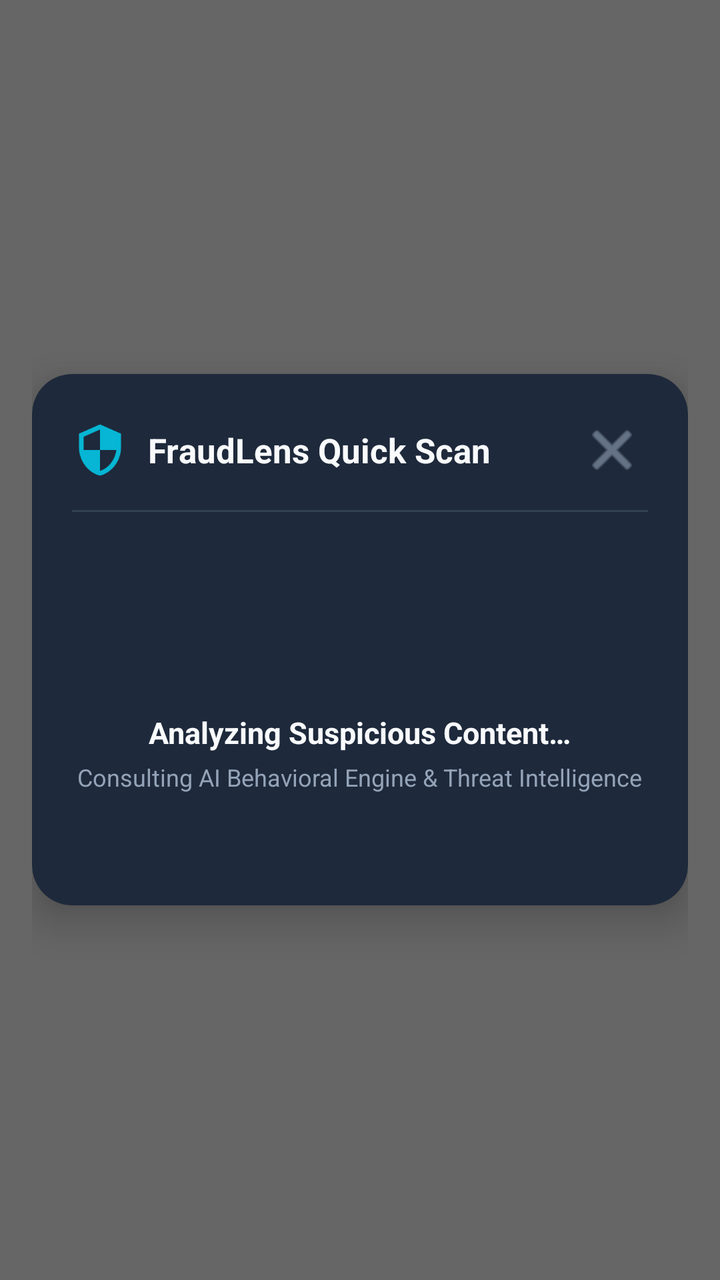
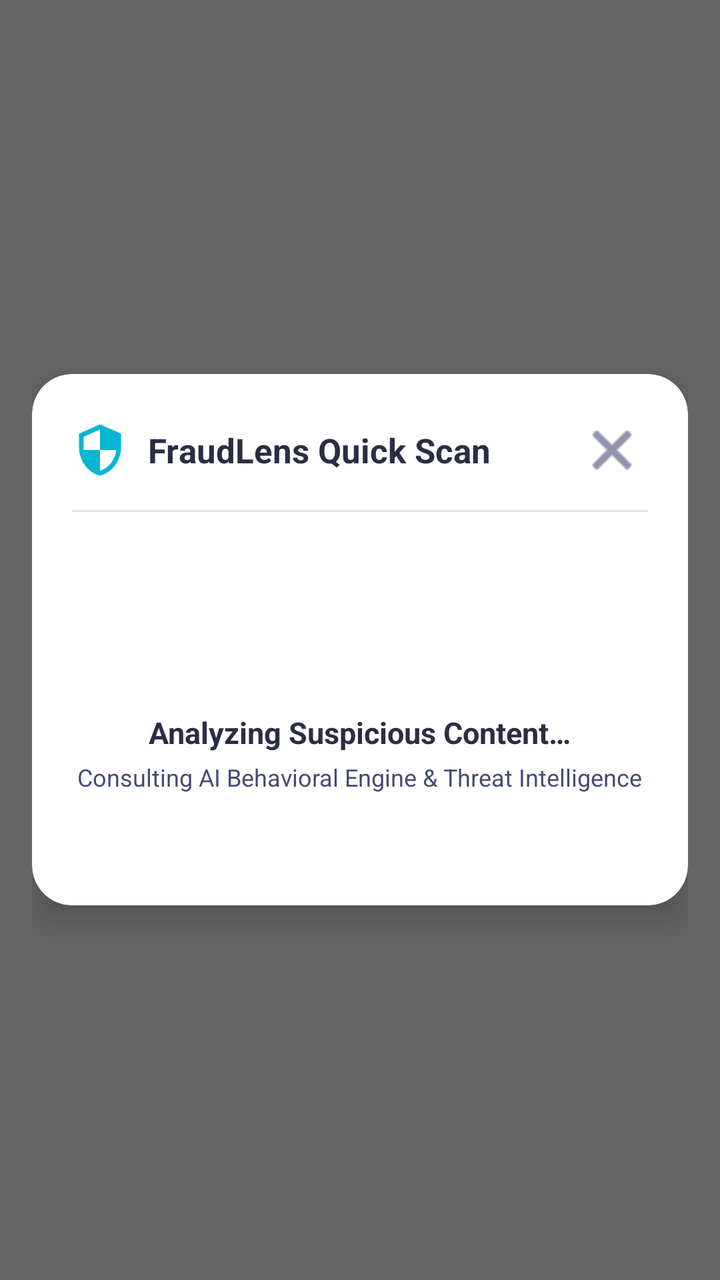

Screens rendered from an Android XML layout before and after an edit, with the pre-edit source and the edit as a unified diff.
<!-- AndroidManifest.xml: activity theme Theme.ScamShield.Dialog -->
<!-- res/layout/activity_quick_scan.xml -->
<?xml version="1.0" encoding="utf-8"?>
<FrameLayout xmlns:android="http://schemas.android.com/apk/res/android"
    xmlns:app="http://schemas.android.com/apk/res-auto"
    android:layout_width="match_parent"
    android:layout_height="match_parent"
    android:background="#99000000"
    android:padding="16dp">

    <androidx.cardview.widget.CardView
        android:layout_width="match_parent"
        android:layout_height="wrap_content"
        android:layout_gravity="center"
        app:cardBackgroundColor="@color/surface_card"
        app:cardCornerRadius="20dp"
        app:cardElevation="12dp">

        <LinearLayout
            android:layout_width="match_parent"
            android:layout_height="wrap_content"
            android:orientation="vertical"
            android:padding="20dp">

            
            <LinearLayout
                android:layout_width="match_parent"
                android:layout_height="wrap_content"
                android:gravity="center_vertical"
                android:orientation="horizontal">

                <ImageView
                    android:layout_width="28dp"
                    android:layout_height="28dp"
                    android:contentDescription="@string/app_name"
                    android:src="@drawable/ic_shield" />

                <TextView
                    android:layout_width="0dp"
                    android:layout_height="wrap_content"
                    android:layout_marginStart="10dp"
                    android:layout_weight="1"
                    android:text="FraudLens Quick Scan"
                    android:textColor="@color/text_primary"
                    android:textSize="17sp"
                    android:textStyle="bold" />

                <ImageButton
                    android:id="@+id/btnClose"
                    android:layout_width="36dp"
                    android:layout_height="36dp"
                    android:background="?attr/selectableItemBackgroundBorderless"
                    android:contentDescription="@string/dismiss"
                    android:src="@android:drawable/ic_menu_close_clear_cancel"
                    app:tint="@color/text_secondary" />
            </LinearLayout>

            <View
                android:layout_width="match_parent"
                android:layout_height="1dp"
                android:layout_marginTop="12dp"
                android:background="@color/surface_card_border" />

            
            <LinearLayout
                android:id="@+id/layoutLoading"
                android:layout_width="match_parent"
                android:layout_height="wrap_content"
                android:gravity="center"
                android:orientation="vertical"
                android:paddingVertical="36dp"
                android:visibility="visible">

                <ProgressBar
                    android:layout_width="48dp"
                    android:layout_height="48dp"
                    android:indeterminateTint="@color/primary" />

                <TextView
                    android:id="@+id/tvScanningTitle"
                    android:layout_width="wrap_content"
                    android:layout_height="wrap_content"
                    android:layout_marginTop="16dp"
                    android:text="@string/scanning_title"
                    android:textColor="@color/text_primary"
                    android:textSize="15sp"
                    android:textStyle="bold" />

                <TextView
                    android:layout_width="wrap_content"
                    android:layout_height="wrap_content"
                    android:layout_marginTop="4dp"
                    android:text="@string/scanning_detail"
                    android:textColor="@color/text_secondary"
                    android:textSize="12sp" />
            </LinearLayout>

            
            <LinearLayout
                android:id="@+id/layoutError"
                android:layout_width="match_parent"
                android:layout_height="wrap_content"
                android:gravity="center"
                android:orientation="vertical"
                android:paddingVertical="24dp"
                android:visibility="gone">

                <TextView
                    android:id="@+id/tvErrorMessage"
                    android:layout_width="match_parent"
                    android:layout_height="wrap_content"
                    android:gravity="center"
                    android:lineSpacingExtra="3dp"
                    android:text="@string/backend_status_unreachable"
                    android:textColor="@color/risk_critical"
                    android:textSize="14sp"
                    android:textStyle="bold" />

                <TextView
                    android:id="@+id/tvErrorDetail"
                    android:layout_width="match_parent"
                    android:layout_height="wrap_content"
                    android:layout_marginTop="6dp"
                    android:gravity="center"
                    android:textColor="@color/text_secondary"
                    android:textSize="12sp" />

                <LinearLayout
                    android:layout_width="match_parent"
                    android:layout_height="wrap_content"
                    android:layout_marginTop="20dp"
                    android:orientation="horizontal">

                    <com.google.android.material.button.MaterialButton
                        android:id="@+id/btnErrorDismiss"
                        style="@style/Widget.MaterialComponents.Button.TextButton"
                        android:layout_width="0dp"
                        android:layout_height="wrap_content"
                        android:layout_weight="1"
                        android:text="@string/dismiss"
                        android:textColor="@color/text_secondary" />

                    <com.google.android.material.button.MaterialButton
                        android:id="@+id/btnTryAgain"
                        android:layout_width="0dp"
                        android:layout_height="wrap_content"
                        android:layout_marginStart="8dp"
                        android:layout_weight="1"
                        android:backgroundTint="@color/primary"
                        android:text="@string/try_again"
                        android:textColor="@color/on_primary" />
                </LinearLayout>
            </LinearLayout>

            
            <LinearLayout
                android:id="@+id/layoutResult"
                android:layout_width="match_parent"
                android:layout_height="wrap_content"
                android:orientation="vertical"
                android:visibility="gone">

                <ScrollView
                    android:layout_width="match_parent"
                    android:layout_height="0dp"
                    android:layout_weight="1"
                    android:maxHeight="420dp">

                    <LinearLayout
                        android:layout_width="match_parent"
                        android:layout_height="wrap_content"
                        android:orientation="vertical"
                        android:paddingTop="12dp">

                        
                        <LinearLayout
                            android:layout_width="match_parent"
                            android:layout_height="wrap_content"
                            android:gravity="center_vertical"
                            android:orientation="horizontal">

                            <LinearLayout
                                android:layout_width="0dp"
                                android:layout_height="wrap_content"
                                android:layout_weight="1"
                                android:orientation="vertical">

                                <TextView
                                    android:layout_width="wrap_content"
                                    android:layout_height="wrap_content"
                                    android:text="@string/trust_score_label"
                                    android:textColor="@color/text_secondary"
                                    android:textSize="12sp" />

                                <TextView
                                    android:id="@+id/tvTrustScore"
                                    android:layout_width="wrap_content"
                                    android:layout_height="wrap_content"
                                    android:text="25 / 100"
                                    android:textColor="@color/risk_critical"
                                    android:textSize="28sp"
                                    android:textStyle="bold" />
                            </LinearLayout>

                            
                            <TextView
                                android:id="@+id/tvRiskLevel"
                                android:layout_width="wrap_content"
                                android:layout_height="wrap_content"
                                android:background="@drawable/bg_badge"
                                android:paddingHorizontal="12dp"
                                android:paddingVertical="6dp"
                                android:text="HIGH RISK"
                                android:textColor="@color/risk_critical"
                                android:textSize="13sp"
                                android:textStyle="bold" />
                        </LinearLayout>

                        
                        <TextView
                            android:id="@+id/tvCategory"
                            android:layout_width="wrap_content"
                            android:layout_height="wrap_content"
                            android:layout_marginTop="4dp"
                            android:text="Suspicious SMS Communication"
                            android:textColor="@color/text_secondary"
                            android:textSize="13sp" />

                        
                        <TextView
                            android:id="@+id/tvEngineAttribution"
                            android:layout_width="wrap_content"
                            android:layout_height="wrap_content"
                            android:layout_marginTop="10dp"
                            android:background="@drawable/bg_badge"
                            android:paddingHorizontal="10dp"
                            android:paddingVertical="4dp"
                            android:text="AI Analysis: Gemini"
                            android:textColor="@color/ai_gemini_badge"
                            android:textSize="11sp"
                            android:textStyle="bold" />

                        
                        <TextView
                            android:layout_width="wrap_content"
                            android:layout_height="wrap_content"
                            android:layout_marginTop="16dp"
                            android:text="@string/why_label"
                            android:textColor="@color/text_primary"
                            android:textSize="14sp"
                            android:textStyle="bold" />

                        <LinearLayout
                            android:id="@+id/llIndicatorsContainer"
                            android:layout_width="match_parent"
                            android:layout_height="wrap_content"
                            android:layout_marginTop="6dp"
                            android:orientation="vertical" />

                        
                        <androidx.cardview.widget.CardView
                            android:layout_width="match_parent"
                            android:layout_height="wrap_content"
                            android:layout_marginTop="14dp"
                            app:cardBackgroundColor="#0F172A"
                            app:cardCornerRadius="10dp"
                            app:cardElevation="0dp">

                            <LinearLayout
                                android:layout_width="match_parent"
                                android:layout_height="wrap_content"
                                android:orientation="vertical"
                                android:padding="12dp">

                                <TextView
                                    android:layout_width="wrap_content"
                                    android:layout_height="wrap_content"
                                    android:text="@string/recommended_action_label"
                                    android:textColor="@color/primary"
                                    android:textSize="12sp"
                                    android:textStyle="bold" />

                                <TextView
                                    android:id="@+id/tvRecommendation"
                                    android:layout_width="match_parent"
                                    android:layout_height="wrap_content"
                                    android:layout_marginTop="4dp"
                                    android:lineSpacingExtra="3dp"
                                    android:text="Do not tap any links or disclose OTP/passwords."
                                    android:textColor="@color/text_primary"
                                    android:textSize="13sp" />
                            </LinearLayout>
                        </androidx.cardview.widget.CardView>

                        
                        <TextView
                            android:layout_width="match_parent"
                            android:layout_height="wrap_content"
                            android:layout_marginTop="12dp"
                            android:gravity="center"
                            android:text="@string/disclaimer_note"
                            android:textColor="@color/text_muted"
                            android:textSize="10sp" />

                    </LinearLayout>
                </ScrollView>

                
                <LinearLayout
                    android:layout_width="match_parent"
                    android:layout_height="wrap_content"
                    android:layout_marginTop="14dp"
                    android:orientation="horizontal">

                    <com.google.android.material.button.MaterialButton
                        android:id="@+id/btnDone"
                        style="@style/Widget.MaterialComponents.Button.TextButton"
                        android:layout_width="wrap_content"
                        android:layout_height="wrap_content"
                        android:text="@string/dismiss"
                        android:textColor="@color/text_secondary" />

                    <com.google.android.material.button.MaterialButton
                        android:id="@+id/btnViewFullAnalysis"
                        android:layout_width="0dp"
                        android:layout_height="wrap_content"
                        android:layout_marginStart="8dp"
                        android:layout_weight="1"
                        android:backgroundTint="@color/primary"
                        android:text="@string/view_full_analysis"
                        android:textColor="@color/on_primary" />
                </LinearLayout>

            </LinearLayout>

        </LinearLayout>
    </androidx.cardview.widget.CardView>
</FrameLayout>
<!-- resources referenced by this layout -->
<resources>
  <color name="ai_gemini_badge">#3B82F6</color>
  <color name="on_primary">#0F172A</color>
  <color name="primary">#06B6D4</color>
  <color name="risk_critical">#EF4444</color>
  <color name="surface_card">#1E293B</color>
  <color name="surface_card_border">#334155</color>
  <color name="text_muted">#64748B</color>
  <color name="text_primary">#F8FAFC</color>
  <color name="text_secondary">#94A3B8</color>
  <!-- drawable bg_badge (drawable) -->
  <?xml version="1.0" encoding="utf-8"?>
  <shape xmlns:android="http://schemas.android.com/apk/res/android"
      android:shape="rectangle">
      <solid android:color="@color/surface_card_border" />
      <corners android:radius="8dp" />
      <padding
          android:bottom="4dp"
          android:left="10dp"
          android:right="10dp"
          android:top="4dp" />
  </shape>
  <!-- drawable ic_shield (drawable) -->
  <vector xmlns:android="http://schemas.android.com/apk/res/android"
      android:width="48dp"
      android:height="48dp"
      android:viewportWidth="24"
      android:viewportHeight="24">
      <path
          android:fillColor="#06B6D4"
          android:pathData="M12,1L3,5v6c0,5.55 3.84,10.74 9,12c5.16,-1.26 9,-6.45 9,-12V5L12,1zm0,10.99h7c-0.53,4.12 -3.28,7.79 -7,8.94V12H5V6.3l7,-3.11v8.8z" />
  </vector>
  <string name="app_name">FraudLens Quick Scan</string>
  <string name="backend_status_unreachable">FraudLens couldn\'t reach the analysis server.</string>
  <string name="disclaimer_note">Risk assessment based on analyzed indicators, not a guarantee of safety.</string>
  <string name="dismiss">Dismiss</string>
  <string name="recommended_action_label">Recommended Action</string>
  <string name="scanning_detail">Consulting AI Behavioral Engine &amp; Threat Intelligence</string>
  <string name="scanning_title">Analyzing Suspicious Content…</string>
  <string name="trust_score_label">Trust Score</string>
  <string name="try_again">Try Again</string>
  <string name="view_full_analysis">View Full Analysis</string>
  <string name="why_label">Why was this score assigned?</string>
  <style name="Theme.ScamShield.Dialog" parent="Theme.MaterialComponents.DayNight.NoActionBar">
          <item name="android:windowIsTranslucent">true</item>
          <item name="android:windowBackground">@android:color/transparent</item>
          <item name="android:windowContentOverlay">@null</item>
          <item name="android:windowNoTitle">true</item>
          <item name="android:backgroundDimEnabled">true</item>
          <item name="android:backgroundDimAmount">0.6</item>
          <item name="android:statusBarColor">@color/background_dark</item>
      </style>
  <color name="background_dark">#0B0F19</color>
</resources>

<!-- the commit's change to res/layout/activity_quick_scan.xml (unified diff, before → after) -->
@@ -260,7 +260,7 @@
                             android:layout_width="match_parent"
                             android:layout_height="wrap_content"
                             android:layout_marginTop="14dp"
-                            app:cardBackgroundColor="#0F172A"
+                            app:cardBackgroundColor="@color/background_dark"
                             app:cardCornerRadius="10dp"
                             app:cardElevation="0dp">
 
@@ -274,7 +274,7 @@
                                     android:layout_width="wrap_content"
                                     android:layout_height="wrap_content"
                                     android:text="@string/recommended_action_label"
-                                    android:textColor="@color/primary"
+                                    android:textColor="@color/secondary"
                                     android:textSize="12sp"
                                     android:textStyle="bold" />
 
<!-- resource entries referenced after the edit -->
@@ -1,14 +1,16 @@
 <!-- resources referenced by this layout -->
 <resources>
-  <color name="ai_gemini_badge">#3B82F6</color>
-  <color name="on_primary">#0F172A</color>
-  <color name="primary">#06B6D4</color>
-  <color name="risk_critical">#EF4444</color>
-  <color name="surface_card">#1E293B</color>
-  <color name="surface_card_border">#334155</color>
+  <color name="ai_gemini_badge">#464B71</color>
+  <color name="background_dark">#F2F2ED</color>
+  <color name="on_primary">#FFFFFF</color>
+  <color name="primary">#464B71</color>
+  <color name="risk_critical">#B91C1C</color>
+  <color name="secondary">#118AB2</color>
+  <color name="surface_card">#FFFFFF</color>
+  <color name="surface_card_border">#E2E2D9</color>
   <color name="text_muted">#64748B</color>
-  <color name="text_primary">#F8FAFC</color>
-  <color name="text_secondary">#94A3B8</color>
+  <color name="text_primary">#2A2E45</color>
+  <color name="text_secondary">#464B71</color>
   <!-- drawable bg_badge (drawable) -->
   <?xml version="1.0" encoding="utf-8"?>
   <shape xmlns:android="http://schemas.android.com/apk/res/android"
@@ -48,9 +50,9 @@
           <item name="android:windowContentOverlay">@null</item>
           <item name="android:windowNoTitle">true</item>
           <item name="android:backgroundDimEnabled">true</item>
-          <item name="android:backgroundDimAmount">0.6</item>
+          <item name="android:backgroundDimAmount">0.5</item>
           <item name="android:statusBarColor">@color/background_dark</item>
+          <item name="android:windowLightStatusBar">true</item>
       </style>
-  <color name="background_dark">#0B0F19</color>
 </resources>
 
